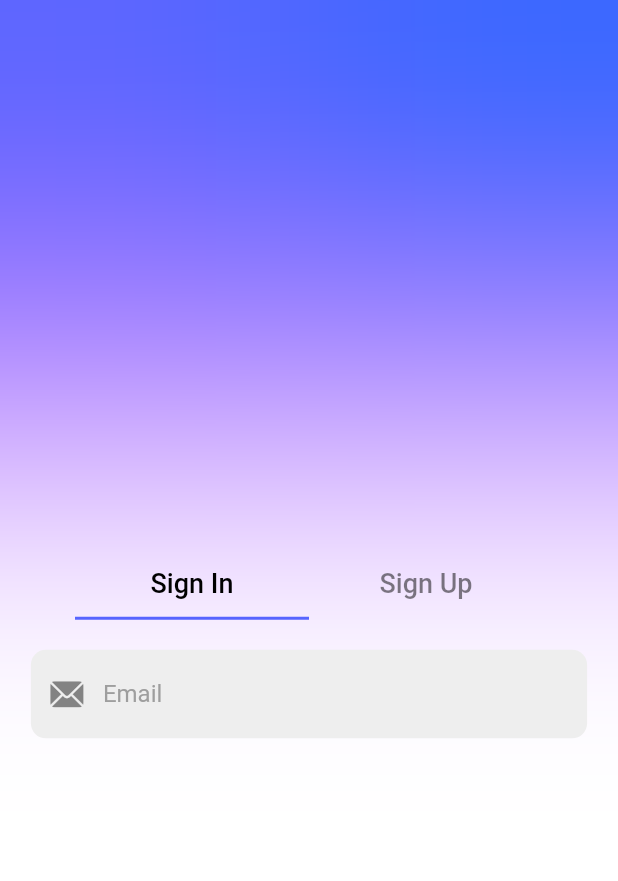
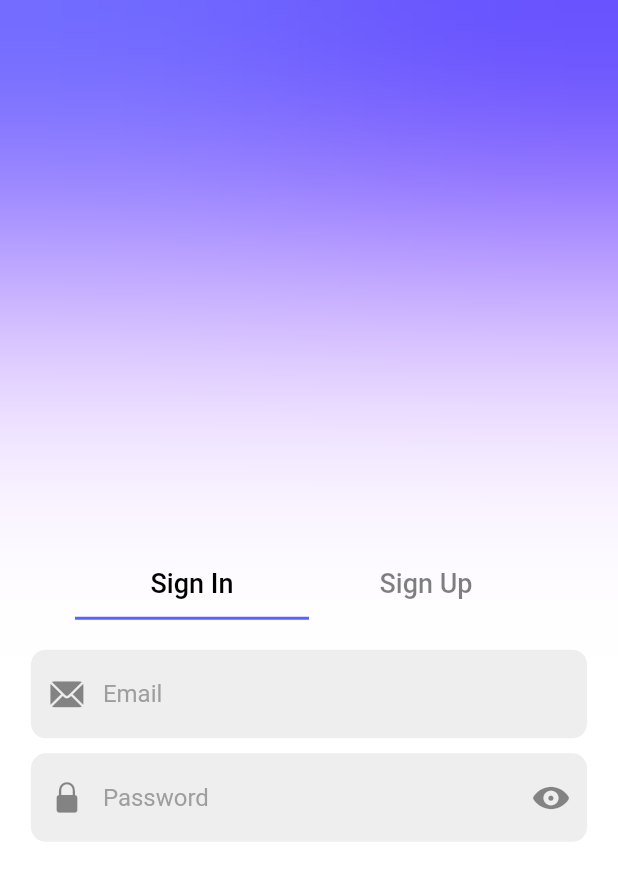
Before and after one commit to Elfeny7/login_auth_bloc, a Flutter app: the screen it shows after launch, on a phone screen of 412 x 824 dp. Shown: the top 881 px of the screen. Run offline on Flutter 3.47's test engine with Material 2 defaults, Android fonts, the phone set to English and light mode, and no system bars; our stand-ins replace bloc, cloud_firestore, equatable, firebase_auth, firebase_core, flutter_bloc; accounts and stored records are empty.

Commit message:
feat: add password text field with visibility options

```diff
--- a/lib/app_view.dart
+++ b/lib/app_view.dart
@@ -16,7 +16,7 @@ class MyAppView extends StatelessWidget {
         colorScheme: const ColorScheme.light(
           background: Colors.white,
           onBackground: Colors.black,
-          primary: Color.fromARGB(255, 48, 103, 255),
+          primary: Color.fromARGB(255, 73, 66, 254),
           onPrimary: Colors.black,
           secondary: Color.fromARGB(255, 87, 101, 255),
           onSecondary: Colors.white,
--- a/lib/screens/auth/sign_in_screen.dart
+++ b/lib/screens/auth/sign_in_screen.dart
@@ -37,11 +37,46 @@ class _SignInScreenState extends State<SignInScreen> {
               validator: (val) {
                 if (val!.isEmpty) {
                   return 'Email is empty';
-                } else if (!emailRexExp.hasMatch(val)) {
+                } else if (!RegExp(r'^[\w-\.]+@([\w-]+.)+[\w-]{2,4}$')
+                    .hasMatch(val)) {
                   return 'Email is not valid';
                 }
                 return null;
               },
+            ),
+          ),
+          const SizedBox(height: 10),
+          SizedBox(
+            width: MediaQuery.of(context).size.width * 0.9,
+            child: MyTextField(
+              controller: passwordController,
+              hintText: 'Password',
+              obsecureText: obsecurePassword,
+              keyboardType: TextInputType.visiblePassword,
+              prefixIcon: const Icon(CupertinoIcons.lock_fill),
+              errorMsg: _errorMsg,
+              validator: (val) {
+                if (val!.isEmpty) {
+                  return 'Password is empty';
+                } else if (!RegExp(
+                        r'^(?=.*?[A-Z])(?=.*?[a-z])(?=.*?[0-9])(?=.*?[!@#\$&~`)\%\-(_+=;:,.<>/?"[{\]}\|^]).{8,}$')
+                    .hasMatch(val)) {
+                  return 'Password is not valid';
+                }
+                return null;
+              },
+              suffixIcon: IconButton(
+                  onPressed: () {
+                    setState(() {
+                      obsecurePassword = !obsecurePassword;
+                      if (obsecurePassword) {
+                        iconPassword = CupertinoIcons.eye_fill;
+                      } else {
+                        iconPassword = CupertinoIcons.eye_slash_fill;
+                      }
+                    });
+                  },
+                  icon: Icon(iconPassword)),
             ),
           ),
         ],
--- a/lib/screens/auth/welcome_screen.dart
+++ b/lib/screens/auth/welcome_screen.dart
@@ -30,7 +30,7 @@ class _WelcomeScreenState extends State<WelcomeScreen>
           child: Stack(
             children: [
               Align(
-                alignment: const AlignmentDirectional(0, -1.5),
+                alignment: const AlignmentDirectional(0, -2),
                 child: Container(
                   width: MediaQuery.of(context).size.width,
                   height: MediaQuery.of(context).size.width,
@@ -40,7 +40,7 @@ class _WelcomeScreenState extends State<WelcomeScreen>
                 ),
               ),
               Align(
-                alignment: const AlignmentDirectional(-1, -1.4),
+                alignment: const AlignmentDirectional(-1, -1.6),
                 child: Container(
                   width: MediaQuery.of(context).size.width / 2,
                   height: MediaQuery.of(context).size.width / 1.5,
@@ -50,7 +50,7 @@ class _WelcomeScreenState extends State<WelcomeScreen>
                 ),
               ),
               Align(
-                alignment: const AlignmentDirectional(1, -1.4),
+                alignment: const AlignmentDirectional(1, -1.6),
                 child: Container(
                   width: MediaQuery.of(context).size.width / 2,
                   height: MediaQuery.of(context).size.width / 1.5,
```
